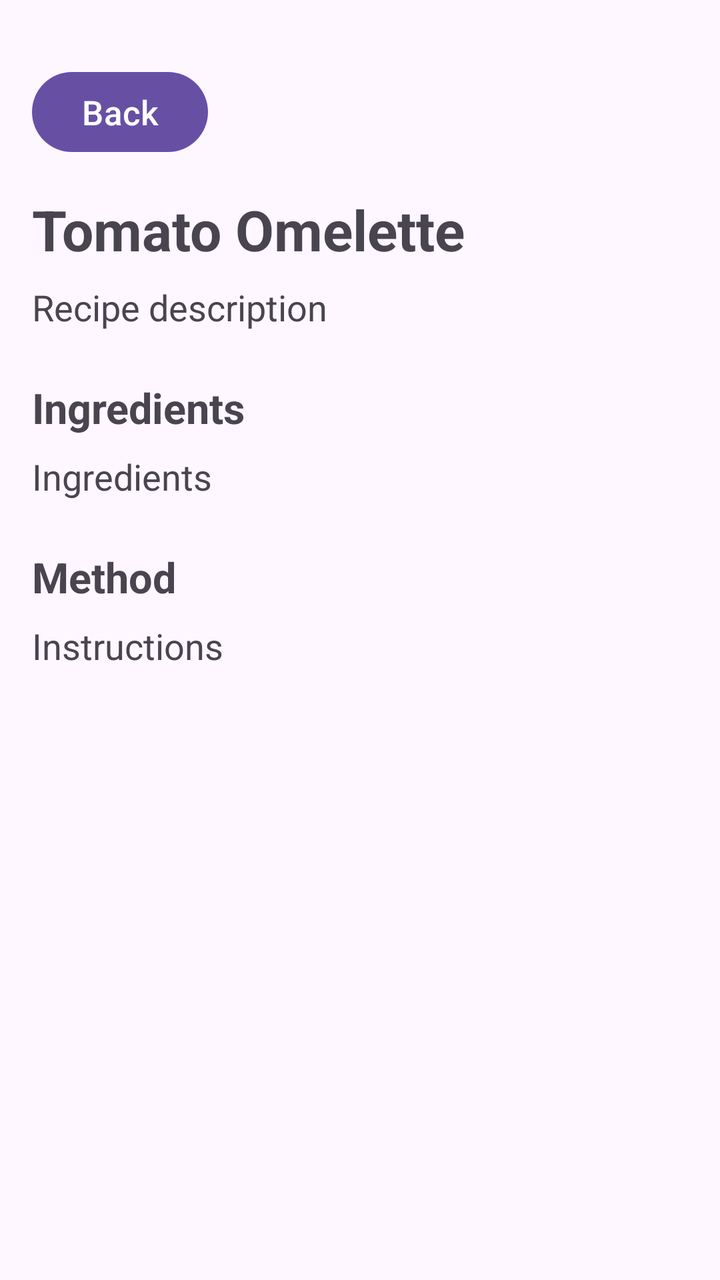
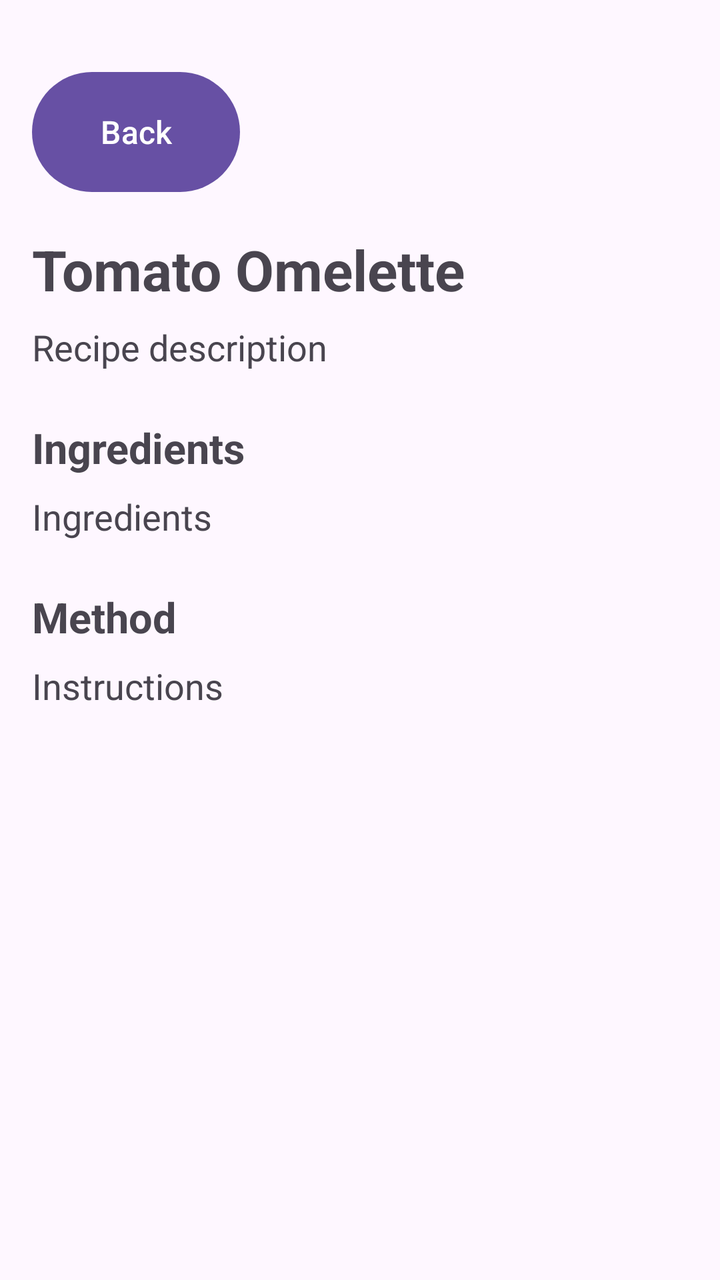

Before-and-after screenshots of an Android layout around one commit, followed by the original layout XML and the change that was made.
<!-- AndroidManifest.xml: application theme Theme.SmartPantryManager -->
<!-- res/layout/activity_recipe_detail.xml -->
<?xml version="1.0" encoding="utf-8"?>
<ScrollView xmlns:android="http://schemas.android.com/apk/res/android"
    android:layout_width="match_parent"
    android:layout_height="match_parent">

    <LinearLayout
        android:layout_width="match_parent"
        android:layout_height="wrap_content"
        android:orientation="vertical"
        android:padding="16dp">

        <Button
            android:id="@+id/btnBackFromRecipeDetail"
            android:layout_width="wrap_content"
            android:layout_height="wrap_content"
            android:text="Back"
            android:textSize="17sp"
            android:textAllCaps="false"
            android:minHeight="48dp"
            android:layout_marginTop="16dp"
            android:layout_marginBottom="16dp" />

        <TextView
            android:id="@+id/tvRecipeName"
            android:layout_width="match_parent"
            android:layout_height="wrap_content"
            android:text="Tomato Omelette"
            android:textSize="28sp"
            android:textStyle="bold"
            android:paddingBottom="8dp" />

        <TextView
            android:id="@+id/tvRecipeDescription"
            android:layout_width="match_parent"
            android:layout_height="wrap_content"
            android:text="Recipe description"
            android:textSize="18sp"
            android:layout_marginBottom="24dp" />

        <TextView
            android:layout_width="match_parent"
            android:layout_height="wrap_content"
            android:text="Ingredients"
            android:textSize="21sp"
            android:textStyle="bold"
            android:layout_marginBottom="8dp" />

        <TextView
            android:id="@+id/tvRecipeIngredients"
            android:layout_width="match_parent"
            android:layout_height="wrap_content"
            android:text="Ingredients"
            android:textSize="18sp"
            android:layout_marginBottom="24dp" />

        <TextView
            android:layout_width="match_parent"
            android:layout_height="wrap_content"
            android:text="Method"
            android:textSize="21sp"
            android:textStyle="bold"
            android:layout_marginBottom="8dp" />

        <TextView
            android:id="@+id/tvRecipeInstructions"
            android:layout_width="match_parent"
            android:layout_height="wrap_content"
            android:text="Instructions"
            android:textSize="18sp"
            android:lineSpacingExtra="4dp" />

    </LinearLayout>

</ScrollView>
<!-- resources referenced by this layout -->
<resources>
  <style name="Theme.SmartPantryManager" parent="Base.Theme.SmartPantryManager" />
  <style name="Base.Theme.SmartPantryManager" parent="Theme.Material3.DayNight.NoActionBar">
          
          
      </style>
</resources>

<!-- the commit's change to res/layout/activity_recipe_detail.xml (unified diff, before → after) -->
@@ -11,14 +11,14 @@
 
         <Button
             android:id="@+id/btnBackFromRecipeDetail"
-            android:layout_width="wrap_content"
-            android:layout_height="wrap_content"
+            android:layout_width="104dp"
+            android:layout_height="68dp"
+            android:layout_marginTop="16dp"
+            android:layout_marginBottom="16dp"
+            android:minHeight="48dp"
             android:text="Back"
-            android:textSize="17sp"
             android:textAllCaps="false"
-            android:minHeight="48dp"
-            android:layout_marginTop="16dp"
-            android:layout_marginBottom="16dp" />
+            android:textSize="16sp" />
 
         <TextView
             android:id="@+id/tvRecipeName"
